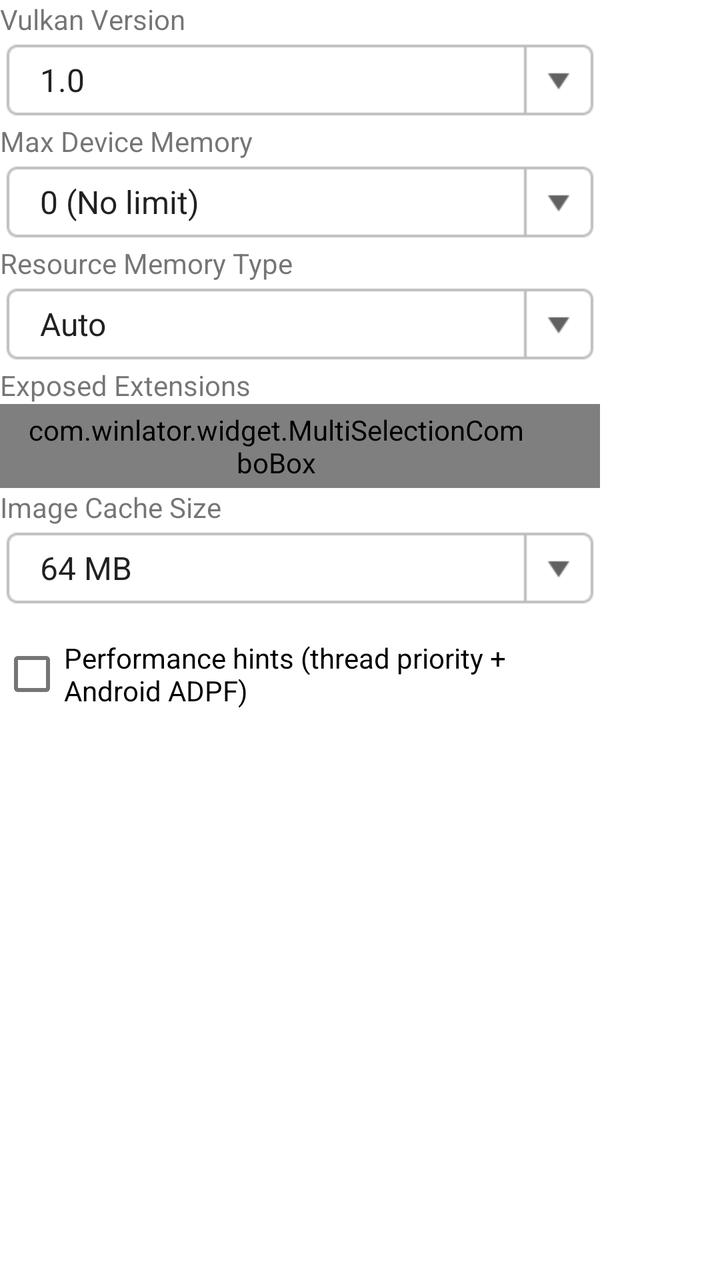
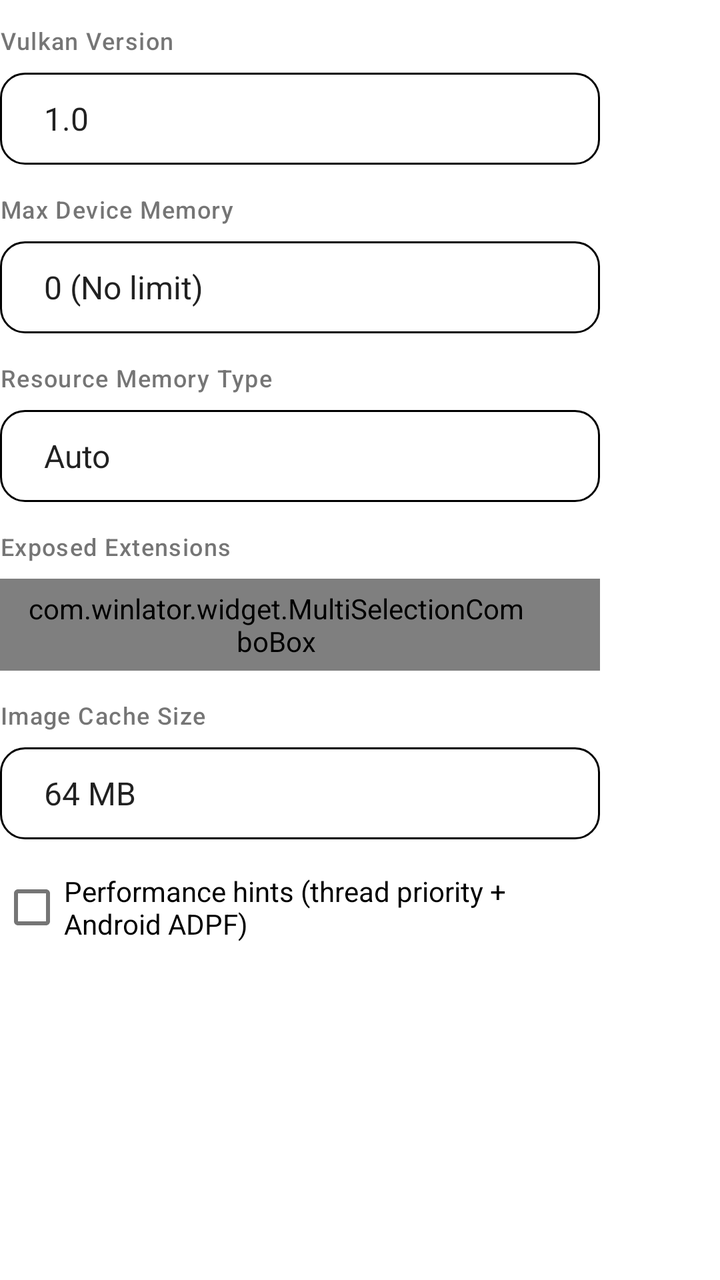

An Android layout rendered at two revisions. The XML below is the earlier revision; the diff shows what the commit changed to produce the second picture.
<!-- AndroidManifest.xml: fallback theme Theme.MaterialComponents.DayNight.NoActionBar -->
<!-- res/layout/vortek_config_dialog.xml -->
<?xml version="1.0" encoding="utf-8"?>
<ScrollView xmlns:android="http://schemas.android.com/apk/res/android"
    android:layout_width="wrap_content"
    android:layout_height="200dp">

    <LinearLayout
        android:layout_width="300dp"
        android:layout_height="wrap_content"
        android:orientation="vertical">

        <TextView
            android:layout_width="wrap_content"
            android:layout_height="wrap_content"
            android:text="@string/vulkan_version" />

        <Spinner
            style="@style/ComboBox"
            android:layout_width="match_parent"
            android:id="@+id/SVkMaxVersion"
            android:entries="@array/vk_version_entries" />

        <TextView
            android:layout_width="wrap_content"
            android:layout_height="wrap_content"
            android:text="@string/max_device_memory" />

        <Spinner
            style="@style/ComboBox"
            android:layout_width="match_parent"
            android:id="@+id/SMaxDeviceMemory"
            android:entries="@array/max_device_memory_entries" />

        <TextView
            android:layout_width="wrap_content"
            android:layout_height="wrap_content"
            android:text="@string/resource_memory_type" />

        <Spinner
            style="@style/ComboBox"
            android:layout_width="match_parent"
            android:id="@+id/SResourceMemoryType"
            android:entries="@array/resource_memory_type_entries" />

        <TextView
            android:layout_width="wrap_content"
            android:layout_height="wrap_content"
            android:text="@string/exposed_extensions" />

        <com.winlator.widget.MultiSelectionComboBox
            style="@style/ComboBox"
            android:layout_width="match_parent"
            android:id="@+id/MSCBExposedExtensions" />

        <TextView
            android:layout_width="wrap_content"
            android:layout_height="wrap_content"
            android:text="@string/image_cache_size" />

        <Spinner
            style="@style/ComboBox"
            android:layout_width="match_parent"
            android:id="@+id/SImageCacheSize"
            android:entries="@array/image_cache_size_entries" />
        <CheckBox
            android:id="@+id/CBPerformanceHints"
            android:layout_width="wrap_content"
            android:layout_height="wrap_content"
            android:layout_marginTop="8dp"
            android:text="@string/performance_hints" />
    </LinearLayout>
</ScrollView>
<!-- resources referenced by this layout -->
<resources>
  <string-array name="image_cache_size_entries">
          <item>64 MB</item>
          <item>128 MB</item>
          <item>256 MB</item>
          <item>512 MB</item>
          <item>1024 MB</item>
      </string-array>
  <string-array name="max_device_memory_entries">
          <item>@string/zero_no_limit</item>
          <item>512 MB</item>
          <item>1 GB</item>
          <item>2 GB</item>
          <item>4 GB</item>
          <item>6 GB</item>
          <item>8 GB</item>
          <item>12 GB</item>
      </string-array>
  <string-array name="resource_memory_type_entries">
          <item>@string/auto</item>
          <item>Opaque FD</item>
          <item>DMA Buffer</item>
          <item>Native Hardware Buffer</item>
      </string-array>
  <string-array name="vk_version_entries">
          <item>1.0</item>
          <item>1.1</item>
          <item>1.2</item>
          <item>1.3</item>
      </string-array>
  <string name="exposed_extensions">Exposed Extensions</string>
  <string name="image_cache_size">Image Cache Size</string>
  <string name="max_device_memory">Max Device Memory</string>
  <string name="performance_hints">Performance hints (thread priority + Android ADPF)</string>
  <string name="resource_memory_type">Resource Memory Type</string>
  <string name="vulkan_version">Vulkan Version</string>
  <style name="ComboBox">
          <item name="android:layout_width">192dp</item>
          <item name="android:layout_height">42dp</item>
          <item name="android:focusable">true</item>
          <item name="android:clickable">true</item>
          <item name="android:textSize">16sp</item>
          <item name="android:textColor">?attr/colorPrimaryText</item>
          <item name="android:gravity">left|center_vertical</item>
          <item name="android:paddingLeft">12dp</item>
          <item name="android:paddingRight">36dp</item>
          <item name="android:paddingTop">0dp</item>
          <item name="android:paddingBottom">0dp</item>
          <item name="android:maxLines">1</item>
          <item name="android:ellipsize">end</item>
          <item name="android:spinnerMode">dropdown</item>
          <item name="android:background">@drawable/combo_box</item>
          <item name="android:popupBackground">?attr/popupMenuBackground</item>
      </style>
  <string name="zero_no_limit">0 (No limit)</string>
  <string name="auto">Auto</string>
  <!-- drawable combo_box (drawable) -->
  <?xml version="1.0" encoding="utf-8"?>
  <selector xmlns:android="http://schemas.android.com/apk/res/android" >
      <item android:state_pressed="true" android:drawable="@drawable/combo_box_pressed" />
      <item android:state_focused="true" android:drawable="@drawable/combo_box_normal" />
      <item android:drawable="@drawable/combo_box_normal" />
  </selector>
  <!-- drawable combo_box_pressed: png bitmap (drawable-hdpi, 1650 bytes) -->
  <!-- drawable combo_box_normal: png bitmap (drawable-hdpi, 1652 bytes) -->
</resources>

<!-- the commit's change to res/layout/vortek_config_dialog.xml (unified diff, before → after) -->
@@ -9,8 +9,7 @@
         android:orientation="vertical">
 
         <TextView
-            android:layout_width="wrap_content"
-            android:layout_height="wrap_content"
+            style="@style/LvFieldLabel"
             android:text="@string/vulkan_version" />
 
         <Spinner
@@ -20,8 +19,7 @@
             android:entries="@array/vk_version_entries" />
 
         <TextView
-            android:layout_width="wrap_content"
-            android:layout_height="wrap_content"
+            style="@style/LvFieldLabel"
             android:text="@string/max_device_memory" />
 
         <Spinner
@@ -31,8 +29,7 @@
             android:entries="@array/max_device_memory_entries" />
 
         <TextView
-            android:layout_width="wrap_content"
-            android:layout_height="wrap_content"
+            style="@style/LvFieldLabel"
             android:text="@string/resource_memory_type" />
 
         <Spinner
@@ -42,8 +39,7 @@
             android:entries="@array/resource_memory_type_entries" />
 
         <TextView
-            android:layout_width="wrap_content"
-            android:layout_height="wrap_content"
+            style="@style/LvFieldLabel"
             android:text="@string/exposed_extensions" />
 
         <com.winlator.widget.MultiSelectionComboBox
@@ -52,8 +48,7 @@
             android:id="@+id/MSCBExposedExtensions" />
 
         <TextView
-            android:layout_width="wrap_content"
-            android:layout_height="wrap_content"
+            style="@style/LvFieldLabel"
             android:text="@string/image_cache_size" />
 
         <Spinner
<!-- resource entries referenced after the edit -->
@@ -37,32 +37,38 @@
   <string name="vulkan_version">Vulkan Version</string>
   <style name="ComboBox">
           <item name="android:layout_width">192dp</item>
-          <item name="android:layout_height">42dp</item>
+          <item name="android:layout_height">46dp</item>
+          <item name="android:minHeight">46dp</item>
           <item name="android:focusable">true</item>
           <item name="android:clickable">true</item>
-          <item name="android:textSize">16sp</item>
+          <item name="android:textSize">15sp</item>
           <item name="android:textColor">?attr/colorPrimaryText</item>
           <item name="android:gravity">left|center_vertical</item>
-          <item name="android:paddingLeft">12dp</item>
-          <item name="android:paddingRight">36dp</item>
+          <item name="android:paddingLeft">14dp</item>
+          <item name="android:paddingRight">38dp</item>
           <item name="android:paddingTop">0dp</item>
           <item name="android:paddingBottom">0dp</item>
+          <item name="android:layout_marginTop">2dp</item>
+          <item name="android:layout_marginBottom">2dp</item>
           <item name="android:maxLines">1</item>
           <item name="android:ellipsize">end</item>
           <item name="android:spinnerMode">dropdown</item>
           <item name="android:background">@drawable/combo_box</item>
           <item name="android:popupBackground">?attr/popupMenuBackground</item>
+          <item name="android:dropDownVerticalOffset">4dp</item>
+      </style>
+  <style name="LvFieldLabel">
+          <item name="android:layout_width">wrap_content</item>
+          <item name="android:layout_height">wrap_content</item>
+          <item name="android:layout_marginTop">12dp</item>
+          <item name="android:layout_marginBottom">6dp</item>
+          <item name="android:textSize">12sp</item>
+          <item name="android:fontFamily">sans-serif-medium</item>
+          <item name="android:letterSpacing">0.04</item>
+          <item name="android:textColor">?attr/colorSecondaryText</item>
       </style>
   <string name="zero_no_limit">0 (No limit)</string>
   <string name="auto">Auto</string>
-  <!-- drawable combo_box (drawable) -->
-  <?xml version="1.0" encoding="utf-8"?>
-  <selector xmlns:android="http://schemas.android.com/apk/res/android" >
-      <item android:state_pressed="true" android:drawable="@drawable/combo_box_pressed" />
-      <item android:state_focused="true" android:drawable="@drawable/combo_box_normal" />
-      <item android:drawable="@drawable/combo_box_normal" />
-  </selector>
-  <!-- drawable combo_box_pressed: png bitmap (drawable-hdpi, 1650 bytes) -->
-  <!-- drawable combo_box_normal: png bitmap (drawable-hdpi, 1652 bytes) -->
+  <!-- drawable combo_box: vector/xml drawable (drawable, 2010 chars, omitted) -->
 </resources>
 
